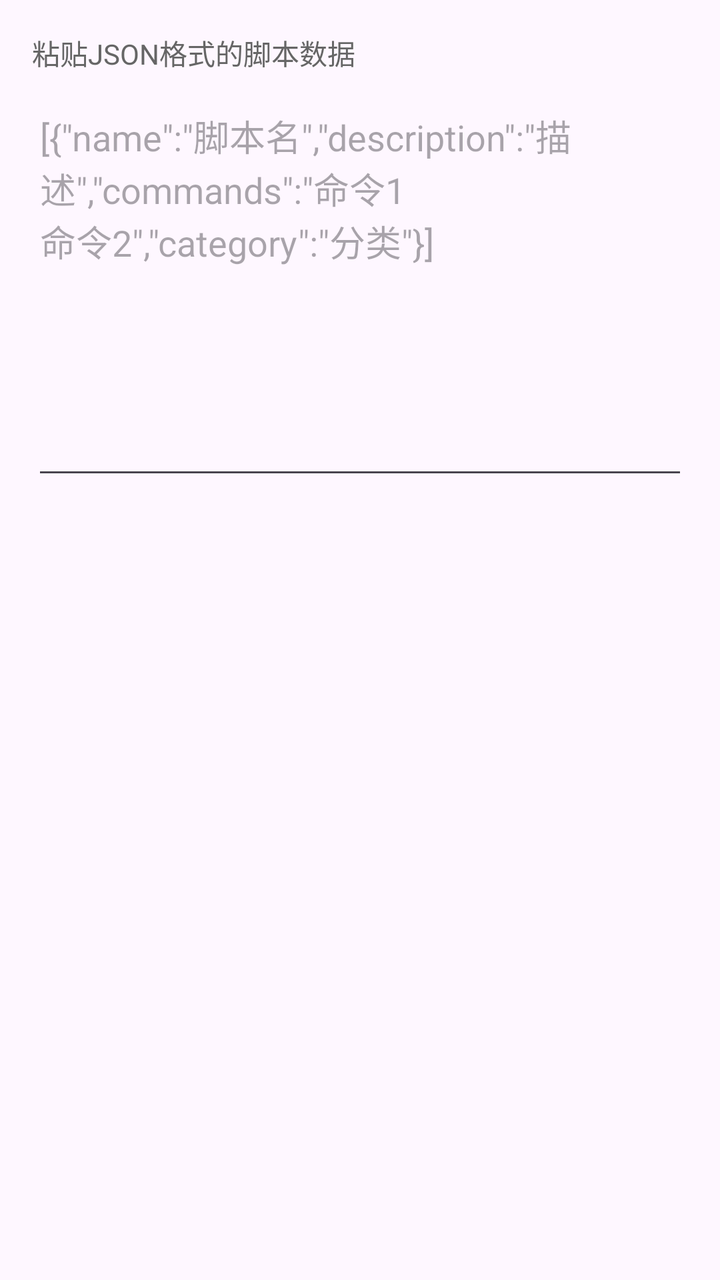
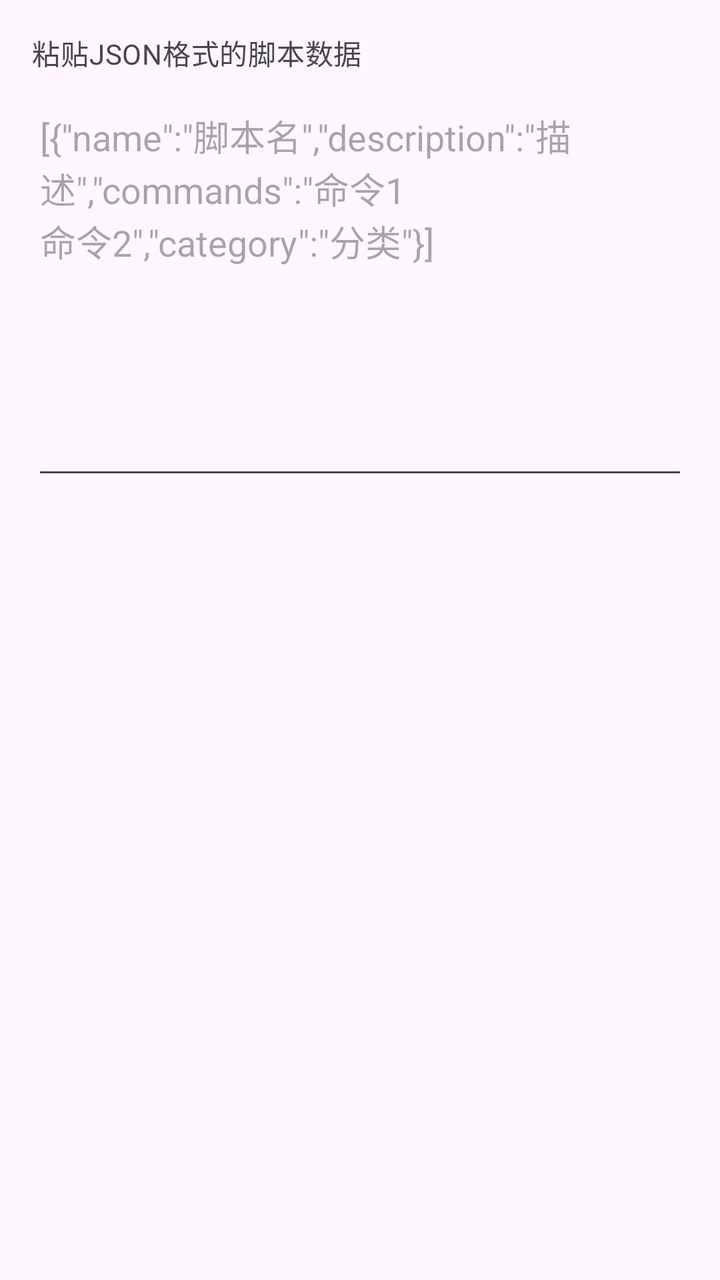

Screens rendered from an Android XML layout before and after an edit, with the pre-edit source and the edit as a unified diff.
<!-- AndroidManifest.xml: application theme Theme.JustNothing -->
<!-- res/layout/dialog_import_script.xml -->
<?xml version="1.0" encoding="utf-8"?>
<LinearLayout xmlns:android="http://schemas.android.com/apk/res/android"
    android:layout_width="match_parent"
    android:layout_height="wrap_content"
    android:orientation="vertical"
    android:padding="16dp">

    <TextView
        android:layout_width="match_parent"
        android:layout_height="wrap_content"
        android:text="粘贴JSON格式的脚本数据"
        android:textSize="14sp"
        android:textColor="#666666"
        android:paddingBottom="8dp" />

    <EditText
        android:id="@+id/edit_import_content"
        android:layout_width="match_parent"
        android:layout_height="wrap_content"
        android:gravity="top|start"
        android:minHeight="200dp"
        android:inputType="textMultiLine"
        android:hint='[{"name":"脚本名","description":"描述","commands":"命令1\n命令2","category":"分类"}]' />

</LinearLayout>
<!-- resources referenced by this layout -->
<resources>
  <style name="Theme.JustNothing" parent="Base.Theme.JustNothing" />
  <style name="Base.Theme.JustNothing" parent="Theme.Material3.DayNight.NoActionBar">
          
          
      </style>
</resources>

<!-- the commit's change to res/layout/dialog_import_script.xml (unified diff, before → after) -->
@@ -3,15 +3,15 @@
     android:layout_width="match_parent"
     android:layout_height="wrap_content"
     android:orientation="vertical"
-    android:padding="16dp">
+    android:padding="@dimen/spacing_16">
 
     <TextView
         android:layout_width="match_parent"
         android:layout_height="wrap_content"
-        android:text="粘贴JSON格式的脚本数据"
-        android:textSize="14sp"
-        android:textColor="#666666"
-        android:paddingBottom="8dp" />
+        android:text="@string/script_import_paste_json_hint"
+        android:textAppearance="@style/TextAppearance.App.Caption"
+        android:textColor="?attr/colorOnSurfaceVariant"
+        android:paddingBottom="@dimen/spacing_8" />
 
     <EditText
         android:id="@+id/edit_import_content"
@@ -20,6 +20,6 @@
         android:gravity="top|start"
         android:minHeight="200dp"
         android:inputType="textMultiLine"
-        android:hint='[{"name":"脚本名","description":"描述","commands":"命令1\n命令2","category":"分类"}]' />
+        android:hint="@string/script_import_json_example_hint" />
 
 </LinearLayout>
<!-- resource entries referenced after the edit -->
@@ -1,8 +1,14 @@
 <!-- resources referenced by this layout -->
 <resources>
+  <dimen name="spacing_16">16dp</dimen>
+  <dimen name="spacing_8">8dp</dimen>
+  <string name="script_import_json_example_hint">[{\"name\":\"脚本名\",\"description\":\"描述\",\"commands\":\"命令1\n命令2\",\"category\":\"分类\"}]</string>
+  <string name="script_import_paste_json_hint">粘贴JSON格式的脚本数据</string>
+  <style name="TextAppearance.App.Caption" parent="TextAppearance.Material3.BodyMedium">
+          <item name="android:textColor">?attr/colorOnSurfaceVariant</item>
+      </style>
   <style name="Theme.JustNothing" parent="Base.Theme.JustNothing" />
   <style name="Base.Theme.JustNothing" parent="Theme.Material3.DayNight.NoActionBar">
-          
           
       </style>
 </resources>
